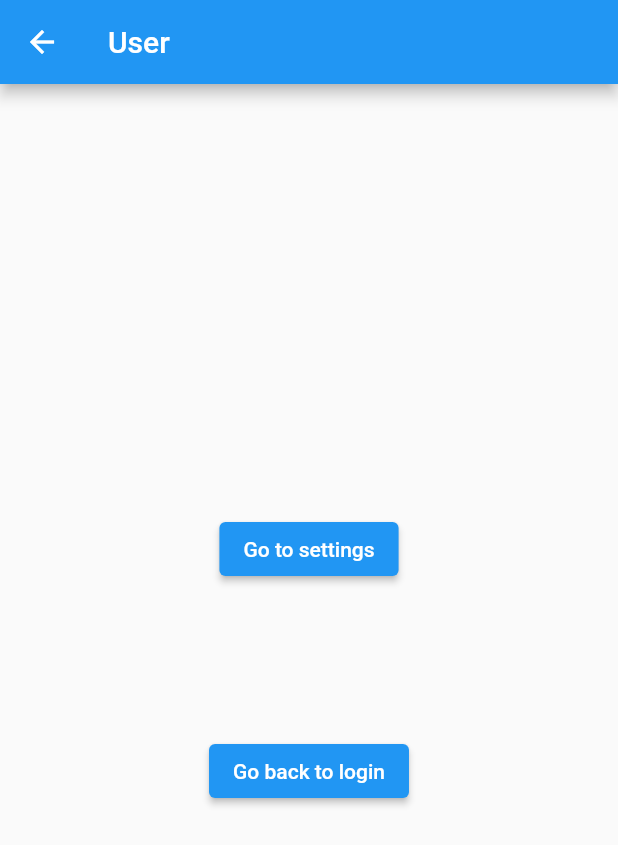
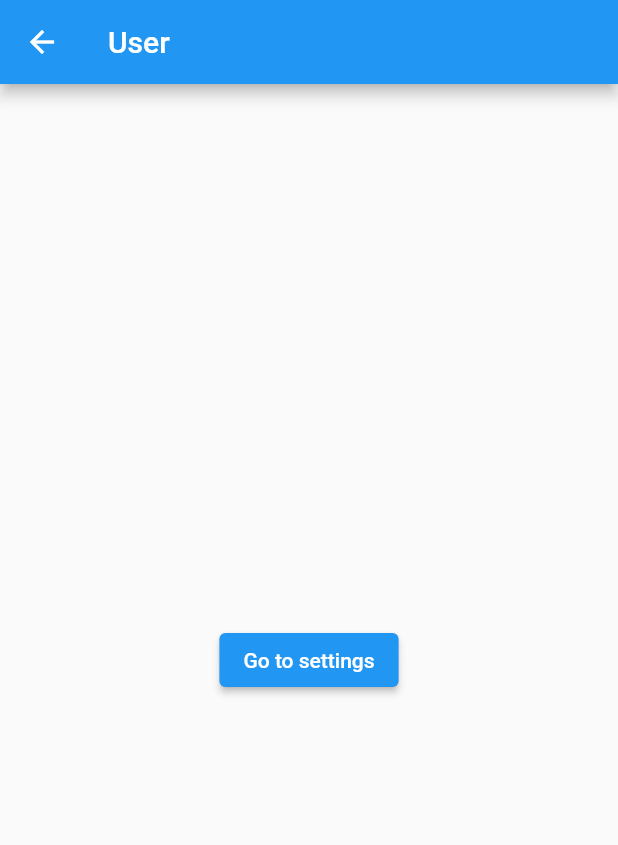
Before and after one commit to lulupointu/theater, a Flutter app: the UserScreen screen opened directly, after a tap on "Go to settings", on a phone screen of 412 x 824 dp. Shown: the top 845 px of the screen. Run offline on Flutter 3.47's test engine with Material 2 defaults, Android fonts, the light colour scheme and no system bars; our stand-ins replace equatable, faker, fast_immutable_collections; missing offline and left inert: dart:html, move_to_background; statements that could not run were skipped.

Commit message:
Correct terminology

````diff
--- a/example/lib/deeplink-pathparam/deeplink_pathparam_srouter.dart
+++ b/example/lib/deeplink-pathparam/deeplink_pathparam_srouter.dart
@@ -41,7 +41,7 @@ class BooksApp extends StatelessWidget {
             ),
             pageStackToWebEntry: (route) => WebEntry(path: '/book/${route.selectedBook}'),
           ),
-          RedirectorTranslator(path: '*', route: BooksListScreenPageStack(books: _books)),
+          RedirectorTranslator(path: '*', pageStack: BooksListScreenPageStack(books: _books)),
         ],
       ),
     );
--- a/example/lib/dynamic-linking/dynamic_linking_srouter.dart
+++ b/example/lib/dynamic-linking/dynamic_linking_srouter.dart
@@ -58,7 +58,7 @@ class _WishlistAppState extends State<WishlistApp> {
           ),
           RedirectorTranslator(
             path: '*',
-            route: WishlistListPageStack(wishlists: [], toWishlist: toWishlist),
+            pageStack: WishlistListPageStack(wishlists: [], toWishlist: toWishlist),
           ),
         ],
       ),
--- a/example/lib/main.dart
+++ b/example/lib/main.dart
@@ -129,21 +129,11 @@ class UserScreen extends StatelessWidget {
     return Scaffold(
       appBar: AppBar(title: Text('User')),
       body: Center(
-        child: Column(
-          mainAxisSize: MainAxisSize.min,
-          children: [
-            ElevatedButton(
-              onPressed: () => context.sRouter.to(MainPageStack(
-                (state) => state.copyWith(activeIndex: 1),
-              )),
-              child: Text('Go to settings'),
-            ),
-            SizedBox(height: 100),
-            ElevatedButton(
-              onPressed: () => SRouter.of(context, findRoot: true).to(LogInPageStack()),
-              child: Text('Go back to login'),
-            ),
-          ],
+        child: ElevatedButton(
+          onPressed: () => context.sRouter.to(
+            MainPageStack((state) => state.copyWith(activeIndex: 1)),
+          ),
+          child: Text('Go to settings'),
         ),
       ),
     );
@@ -156,23 +146,11 @@ class SettingsScreen extends StatelessWidget {
     return Scaffold(
       appBar: AppBar(title: const Text('Settings')),
       body: Center(
-        child: Column(
-          mainAxisSize: MainAxisSize.min,
-          children: [
-            ElevatedButton(
-              onPressed: () => context.sRouter.to(MainPageStack(
-                (state) => state.copyWith(activeIndex: 0),
-              )),
-              child: Text('Go to user'),
-            ),
-            SizedBox(height: 100),
-            ElevatedButton(
-              onPressed: () => context.sRouter.to(MainPageStack(
-                (state) => state.copyWith(activeIndex: 1),
-              )),
-              child: Text('Change user id'),
-            ),
-          ],
+        child: ElevatedButton(
+          onPressed: () => context.sRouter.to(
+            MainPageStack((state) => state.copyWith(activeIndex: 0)),
+          ),
+          child: Text('Go to user'),
         ),
       ),
     );
--- a/example/lib/multi-stack/s_routes.dart
+++ b/example/lib/multi-stack/s_routes.dart
@@ -44,6 +44,12 @@ class AppPageStack extends Multi2TabsPageStack<NonNestedStack> {
         tab1PageStack: RedListPageStack(),
         tab2PageStack: GreenListPageStack(),
       );
+
+  @override
+  PageStackBase<NonNestedStack>? createPageStackBellow(BuildContext context) {
+    // TODO: implement createPageStackBellow
+    return super.createPageStackBellow(context);
+  }
 }
 
 class RedListPageStack extends ColoredListPageStack {
--- a/example/lib/nested-routing/nested_routing_srouter.dart
+++ b/example/lib/nested-routing/nested_routing_srouter.dart
@@ -44,7 +44,7 @@ class BooksApp extends StatelessWidget {
           ),
           RedirectorTranslator(
             path: '*',
-            route: ScaffoldPageStack((state) => state),
+            pageStack: ScaffoldPageStack((state) => state),
           ),
         ],
       ),
--- a/example/lib/sign-in-routing/sign_in_srouter.dart
+++ b/example/lib/sign-in-routing/sign_in_srouter.dart
@@ -88,7 +88,7 @@ class _BooksAppState extends State<BooksApp> {
                   ),
                   RedirectorTranslator(
                     path: '*',
-                    route: HomePageStack(onSignOut: authState.signOut),
+                    pageStack: HomePageStack(onSignOut: authState.signOut),
                   ),
                 ]
               : [
@@ -98,7 +98,7 @@ class _BooksAppState extends State<BooksApp> {
                   ),
                   RedirectorTranslator(
                     path: '*',
-                    route: SignInPageStack(onSignedIn: authState.signIn),
+                    pageStack: SignInPageStack(onSignedIn: authState.signIn),
                   ),
                 ],
         ],
--- a/lib/src/translators/page_stack_translator.dart
+++ b/lib/src/translators/page_stack_translator.dart
@@ -16,7 +16,7 @@ import 'translator.dart';
 /// [SElement] to a [WebEntry]
 ///
 ///
-/// Prefer extending this class since the [routeType] type should usually keep
+/// Prefer extending this class since the [pageStackType] type should usually keep
 /// its default value ([Element])
 @immutable
 abstract class PageStackTranslator<Route extends PageStackBase<N>, N extends MaybeNestedStack>
--- a/lib/src/translators/translator.dart
+++ b/lib/src/translators/translator.dart
@@ -15,12 +15,12 @@ import '../page_stack/nested_stack.dart';
 /// [SElement] to a [WebEntry]
 ///
 ///
-/// Prefer extending this class since the [routeType] type should usually keep
+/// Prefer extending this class since the [pageStackType] type should usually keep
 /// its default value ([Element])
 @immutable
 abstract class STranslator<Element extends SElement<N>, PS extends PageStackBase<N>,
     N extends MaybeNestedStack> {
-  /// This constructor checks that the [PS] generic (stored in [routeType])
+  /// This constructor checks that the [PS] generic (stored in [pageStackType])
   /// is resolved at runtime (i.e. that it is NOT [PageStackBase] but the
   /// name of a route class you created)
   ///
@@ -35,7 +35,7 @@ abstract class STranslator<Element extends SElement<N>, PS extends PageStackBase
   /// ```
   STranslator() {
     assert(() {
-      if (routeType == PageStackBase) {
+      if (pageStackType == PageStackBase) {
         final translatorType =
             runtimeType.toString().replaceFirst('<SRouteBase<dynamic>>', '');
         print('''\x1B[31m
@@ -78,7 +78,7 @@ $translatorType(...)
   /// We impose this constraint so that developers don't forget to specify the
   /// generic type (i.e. use STranslator<MySRoute, ...>(), NOT STranslator())
   /// This is checked by the assert in this class' constructor
-  final Type routeType = PS;
+  final Type pageStackType = PS;
 
   /// Converts the associated [SElement] and [PageStack] into a string representing
   /// the url
--- a/lib/src/translators/translators/redirector_translator.dart
+++ b/lib/src/translators/translators/redirector_translator.dart
@@ -16,13 +16,13 @@ class RedirectorTranslator<N extends MaybeNestedStack> extends PageStackTranslat
   /// [path] describes the path that should be matched. Wildcards and path
   /// parameters are accepted but cannot be used to create the [route].
   ///
-  /// [route] is the [PageStack] of the associated [Route] type that will be used
+  /// [route] is the [PageStack] of the associated [PageStack] type that will be used
   /// in [SRouter] if the path patches the given one
   ///
   ///
   /// # Example
   /// ```dart
-  /// SRedirectorTranslator(path: '*', route: HomeSRoute())
+  /// SRedirectorTranslator(path: '*', pageStack: HomeSPageStack())
   /// ```
   ///
   ///
@@ -30,10 +30,10 @@ class RedirectorTranslator<N extends MaybeNestedStack> extends PageStackTranslat
   ///   - [SRedirectorTranslator.parse] for a way to match dynamic path (e.g. '/user/:id')
   RedirectorTranslator({
     required String path,
-    required PageStackBase<N> route,
+    required PageStackBase<N> pageStack,
     this.replace = true,
   })  : _matcher = WebEntryMatcher(path: path),
-        matchToRoute = ((_, __) => route);
+        matchToPageStack = ((_, __) => pageStack);
 
   /// Converts a [WebEntry] to a [PageStack] to redirect to, by parsing dynamic
   /// element of the [WebEntry] (such as path parameters, query parameters, ...)
@@ -42,7 +42,7 @@ class RedirectorTranslator<N extends MaybeNestedStack> extends PageStackTranslat
   /// [path] describes the path that should be matched. Wildcards and path
   /// parameters are accepted
   ///
-  /// [matchToRoute] is called when the current path matches [path], and must
+  /// [matchToPageStack] is called when the current path matches [path], and must
   /// return a [PageStack] which will then be used to create the new [WebEntry].
   /// Use the given match object to access the different parameters of the
   /// matched path. See example bellow.
@@ -52,7 +52,7 @@ class RedirectorTranslator<N extends MaybeNestedStack> extends PageStackTranslat
   /// ```dart
   /// SRedirectorTranslator.parse(
   ///   path: '/user/:id',
-  ///   matchToRoute: (match) => UserSRoute(id: match.pathParams['id']),
+  ///   matchToPageStack: (match) => UserSPageStack(id: match.pathParams['id']),
   /// )
   /// ```
   ///
@@ -67,7 +67,7 @@ class RedirectorTranslator<N extends MaybeNestedStack> extends PageStackTranslat
   ///   - [WebEntryMatcher.path] for a precise description of how [path] can be used
   RedirectorTranslator.parse({
     required String path,
-    required this.matchToRoute,
+    required this.matchToPageStack,
     this.replace = true,
 
     // Functions used to validate the different components of the url
@@ -85,7 +85,7 @@ class RedirectorTranslator<N extends MaybeNestedStack> extends PageStackTranslat
 
   /// The [PageStack] to redirect to
   final PageStackBase<N> Function(BuildContext context, WebEntryMatch match)
-      matchToRoute;
+      matchToPageStack;
 
   /// Whether the path we navigate to should replace the current history entry
   ///
@@ -106,16 +106,16 @@ class RedirectorTranslator<N extends MaybeNestedStack> extends PageStackTranslat
     }
 
 
-    // We can redirect the route even if the url is not right since after
-    // [webEntryToSRoute] [sRouteToWebEntry] is always called, meaning that
+    // We can redirect the pageStack even if the url is not right since after
+    // [webEntryToSPageStack] [sPageStackToWebEntry] is always called, meaning that
     // [match] will be converted into the right url
-    return matchToRoute(context, match);
+    return matchToPageStack(context, match);
   }
 
-  /// We must override the [routeType] so that this translator is never matched
+  /// We must override the [pageStackType] so that this translator is never matched
   /// when trying to convert a [PageStack] to a [WebEntry]
   @override
-  Type get routeType => Null;
+  Type get pageStackType => Null;
 
   @override
   WebEntry sRouteToWebEntry(BuildContext context, PageStackBase route) {
--- a/lib/src/translators/translators/universal_web_entry_translator.dart
+++ b/lib/src/translators/translators/universal_web_entry_translator.dart
@@ -26,7 +26,7 @@ class UniversalNonWebTranslator extends PageStackTranslator<PageStackBase<NonNes
   ///
   /// You should never have to do this
   @override
-  Type get routeType => dynamic;
+  Type get pageStackType => dynamic;
 
   /// The initial [PageStack] to display when the [SRouter] is initialized
   final PageStackBase<NonNestedStack> initialPageStack;
--- a/lib/src/translators/translators_handler.dart
+++ b/lib/src/translators/translators_handler.dart
@@ -50,8 +50,8 @@ class TranslatorsHandler<N extends MaybeNestedStack> {
     // If there is no match, return null
     if (!translators.any(
       (translator) =>
-          translator.routeType == sElement.sWidget.pageStack.runtimeType ||
-          translator.routeType == dynamic,
+          translator.pageStackType == sElement.sWidget.pageStack.runtimeType ||
+          translator.pageStackType == dynamic,
     )) {
       return null;
     }
@@ -64,8 +64,8 @@ class TranslatorsHandler<N extends MaybeNestedStack> {
     // example)
     final translator = translators.firstWhere(
       (translator) =>
-          translator.routeType == sElement.sWidget.pageStack.runtimeType ||
-          translator.routeType == dynamic,
+          translator.pageStackType == sElement.sWidget.pageStack.runtimeType ||
+          translator.pageStackType == dynamic,
     );
 
     return translator.sElementToWebEntry(
````
Also changed, not shown: example/lib/push_no_push/push_no_push_srouter.dart (added, +93 -0 lines), example/lib/skipping-stacks/skipping_stacks_srouter.dart (+6 -2 lines).
